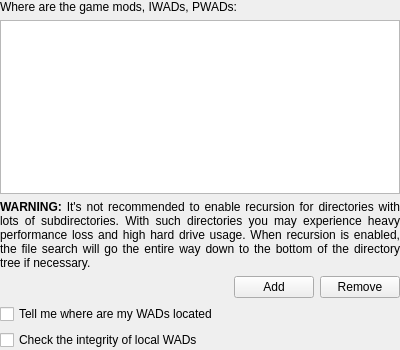
Old version of the form src/core/gui/configuration/cfgfilepaths.ui in the repository DoomseekerTeam/Doomseeker.
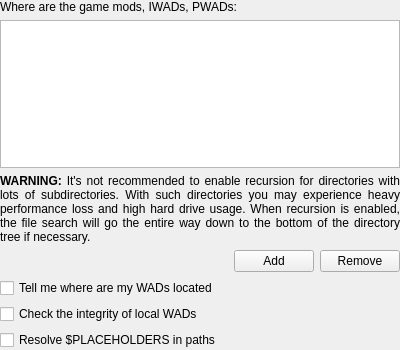
New version of the form. Icons and pictures are not drawn. Custom widgets are drawn as their Qt base class.

```diff
--- a/src/core/gui/configuration/cfgfilepaths.ui
+++ b/src/core/gui/configuration/cfgfilepaths.ui
@@ -131,6 +131,13 @@
      </property>
     </widget>
    </item>
+   <item>
+    <widget class="QCheckBox" name="cbResolveTemplatedPathsPlaceholders">
+     <property name="text">
+      <string>Resolve $PLACEHOLDERS in paths</string>
+     </property>
+    </widget>
+   </item>
   </layout>
  </widget>
  <customwidgets>
```
